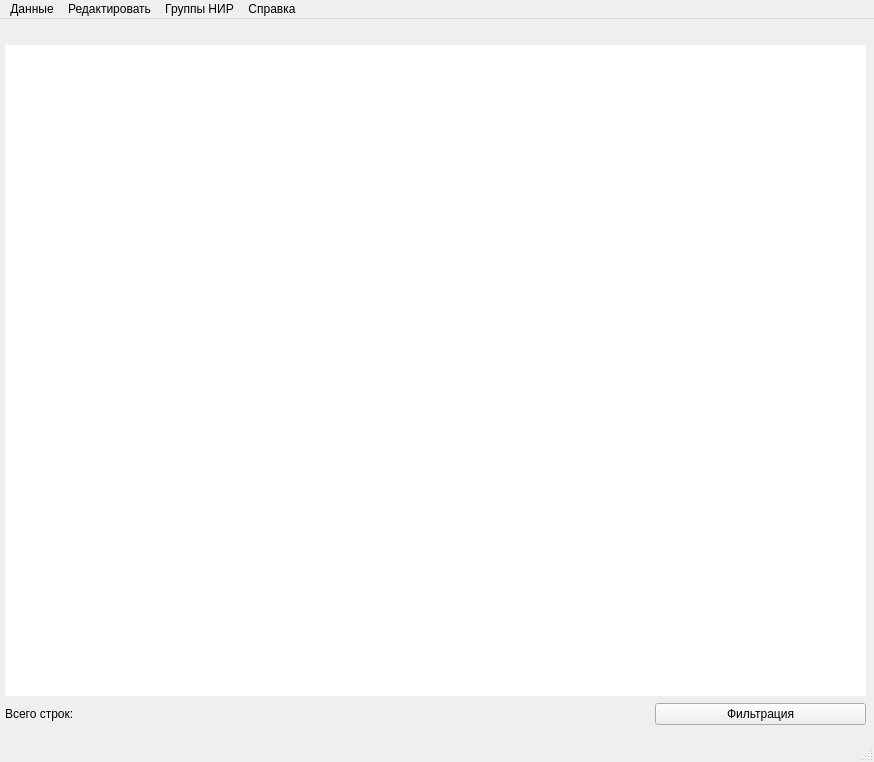
First picture: the form in MainForm.ui, repository KozlovIA/Qt-DataBase, before the edit.
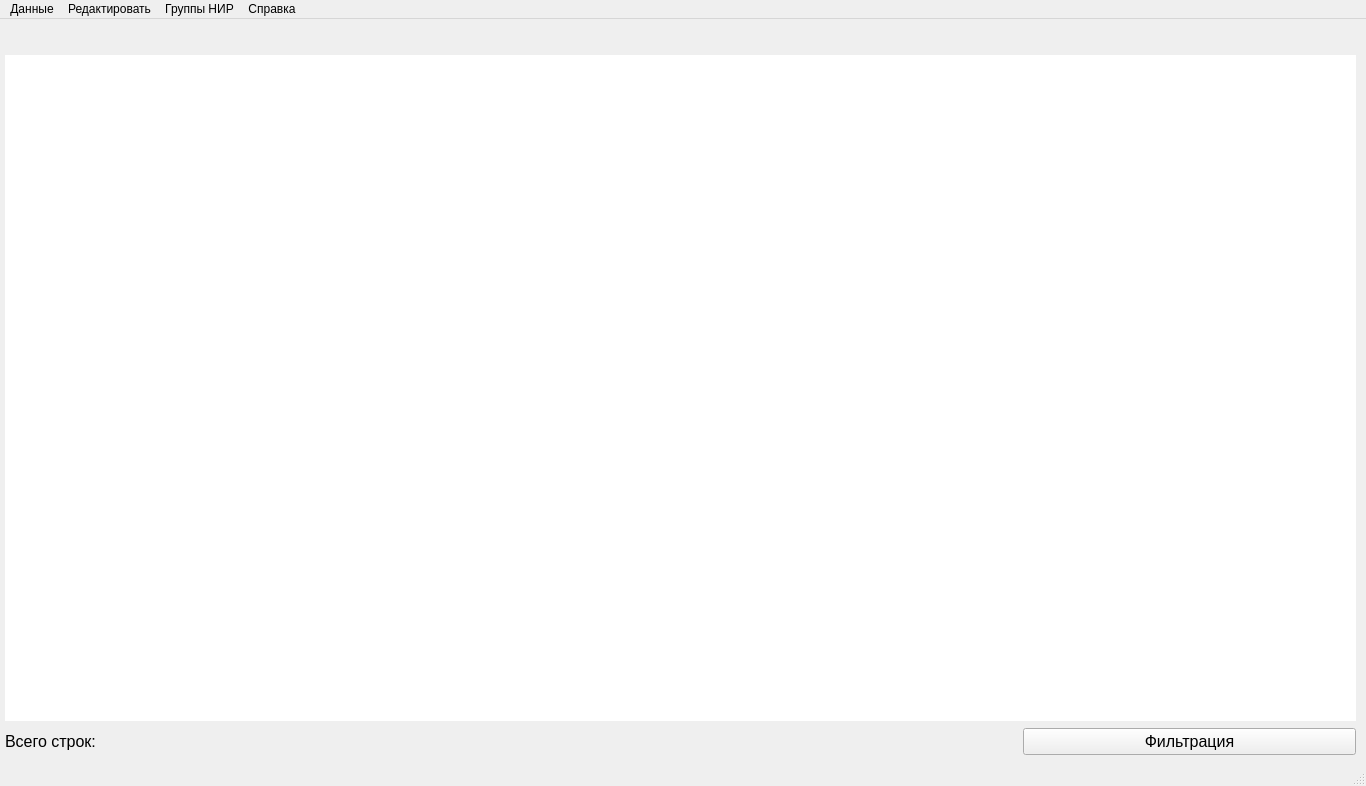
Second picture: the form after the edit. Icons and pictures are not drawn.

```diff
--- a/MainForm.ui
+++ b/MainForm.ui
@@ -9,8 +9,8 @@
    <rect>
     <x>0</x>
     <y>0</y>
-    <width>874</width>
-    <height>762</height>
+    <width>1366</width>
+    <height>786</height>
    </rect>
   </property>
   <property name="sizePolicy">
@@ -41,11 +41,11 @@
      <rect>
       <x>0</x>
       <y>0</y>
-      <width>871</width>
-      <height>711</height>
+      <width>1361</width>
+      <height>741</height>
      </rect>
     </property>
-    <layout class="QGridLayout" name="gridLayout" rowstretch="0,0,0,0" columnstretch="0,0,0,0">
+    <layout class="QGridLayout" name="gridLayout" rowstretch="0,0,0" columnstretch="0,0,0,0">
      <property name="sizeConstraint">
       <enum>QLayout::SetNoConstraint</enum>
      </property>
@@ -72,6 +72,11 @@
        <property name="enabled">
         <bool>true</bool>
        </property>
+       <property name="font">
+        <font>
+         <pointsize>10</pointsize>
+        </font>
+       </property>
        <property name="mouseTracking">
         <bool>false</bool>
        </property>
@@ -97,16 +102,48 @@
      </item>
      <item row="2" column="3">
       <widget class="QPushButton" name="filtering_bn">
+       <property name="font">
+        <font>
+         <pointsize>12</pointsize>
+        </font>
+       </property>
        <property name="text">
         <string>Фильтрация</string>
        </property>
       </widget>
      </item>
+     <item row="2" column="0">
+      <widget class="QLabel" name="recNum_lb">
+       <property name="font">
+        <font>
+         <pointsize>12</pointsize>
+        </font>
+       </property>
+       <property name="frameShape">
+        <enum>QFrame::NoFrame</enum>
+       </property>
+       <property name="text">
+        <string>Всего строк: </string>
+       </property>
+      </widget>
+     </item>
      <item row="0" column="0" colspan="4">
       <widget class="QLabel" name="dbInfo">
        <property name="enabled">
         <bool>true</bool>
        </property>
+       <property name="font">
+        <font>
+         <pointsize>16</pointsize>
+         <bold>true</bold>
+        </font>
+       </property>
+       <property name="frameShape">
+        <enum>QFrame::NoFrame</enum>
+       </property>
+       <property name="frameShadow">
+        <enum>QFrame::Plain</enum>
+       </property>
        <property name="text">
         <string/>
        </property>
@@ -115,16 +152,6 @@
        </property>
       </widget>
      </item>
-     <item row="2" column="0">
-      <widget class="QLabel" name="recNum_lb">
-       <property name="frameShape">
-        <enum>QFrame::NoFrame</enum>
-       </property>
-       <property name="text">
-        <string>Всего строк: </string>
-       </property>
-      </widget>
-     </item>
     </layout>
    </widget>
   </widget>
@@ -133,7 +160,7 @@
     <rect>
      <x>0</x>
      <y>0</y>
-     <width>874</width>
+     <width>1366</width>
      <height>22</height>
     </rect>
    </property>
```
